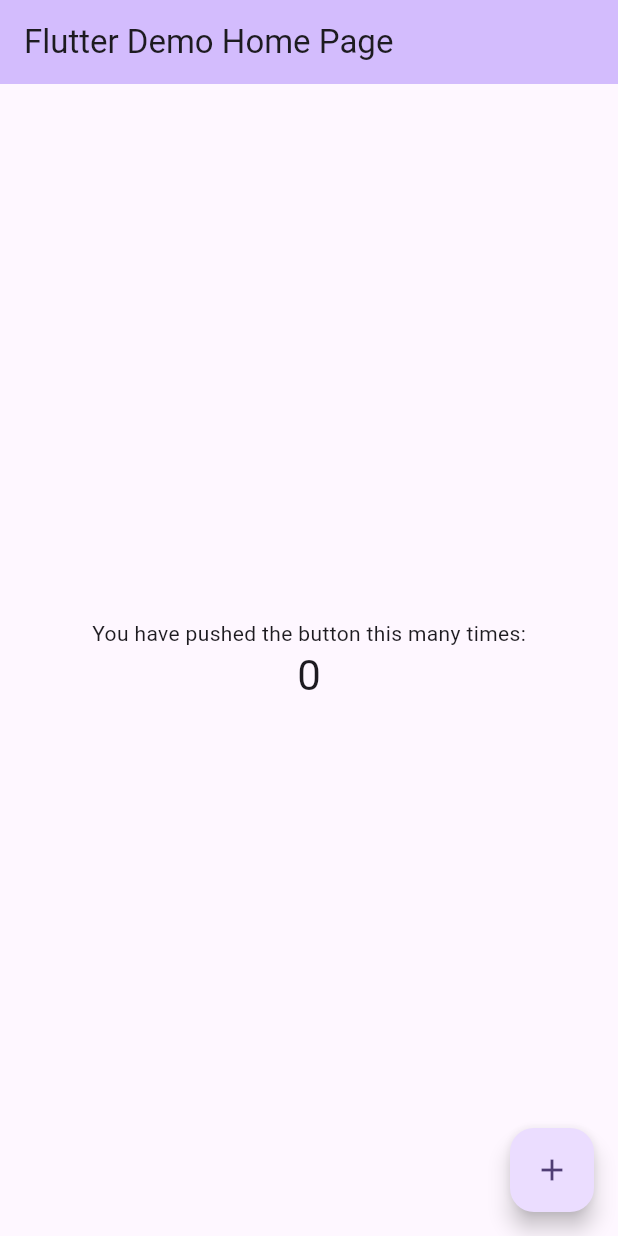
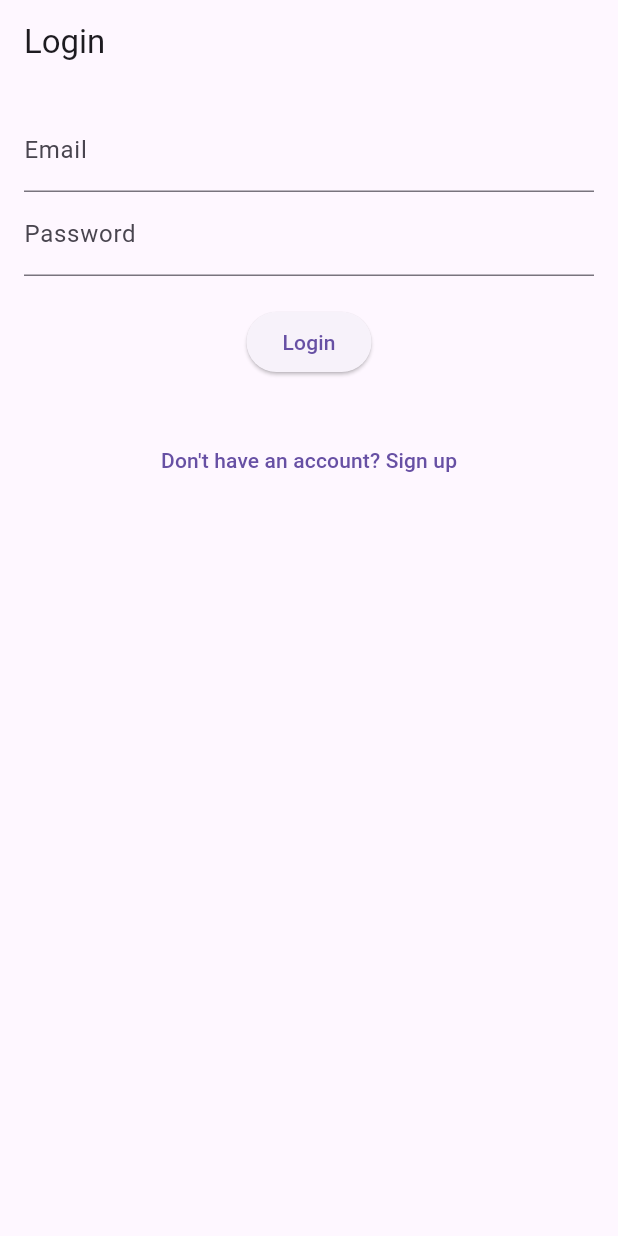
Before and after one commit to Nuhard/HealthNutritionMonitoringApp, a Flutter app: the screen it shows after launch, on a phone screen of 412 x 824 dp. Run offline on Flutter 3.47's test engine with Material 3 defaults, Android fonts, the phone set to English and light mode, and no system bars; our stand-ins replace firebase_auth, firebase_core; accounts and stored records are empty.

Commit message:
login, signup, homescreen and firebase auth setup done

```diff
--- a/lib/main.dart
+++ b/lib/main.dart
@@ -1,122 +1,54 @@
 import 'package:flutter/material.dart';
+import 'screens/login_screen.dart';
+import 'screens/signup_screen.dart';
+import 'screens/home_screen.dart';
+import 'package:firebase_core/firebase_core.dart';
+import 'firebase_options.dart';
 
-void main() {
-  runApp(const MyApp());
+void main() async {
+
+  WidgetsFlutterBinding.ensureInitialized();
+
+  await Firebase.initializeApp(
+
+    options: DefaultFirebaseOptions.currentPlatform,
+
+  );
+
+  runApp(MyApp());
+
 }
 
 class MyApp extends StatelessWidget {
-  const MyApp({super.key});
-
-  // This widget is the root of your application.
-  @override
-  Widget build(BuildContext context) {
-    return MaterialApp(
-      title: 'Flutter Demo',
-      theme: ThemeData(
-        // This is the theme of your application.
-        //
-        // TRY THIS: Try running your application with "flutter run". You'll see
-        // the application has a purple toolbar. Then, without quitting the app,
-        // try changing the seedColor in the colorScheme below to Colors.green
-        // and then invoke "hot reload" (save your changes or press the "hot
-        // reload" button in a Flutter-supported IDE, or press "r" if you used
-        // the command line to start the app).
-        //
-        // Notice that the counter didn't reset back to zero; the application
-        // state is not lost during the reload. To reset the state, use hot
-        // restart instead.
-        //
-        // This works for code too, not just values: Most code changes can be
-        // tested with just a hot reload.
-        colorScheme: ColorScheme.fromSeed(seedColor: Colors.deepPurple),
-      ),
-      home: const MyHomePage(title: 'Flutter Demo Home Page'),
-    );
-  }
-}
-
-class MyHomePage extends StatefulWidget {
-  const MyHomePage({super.key, required this.title});
-
-  // This widget is the home page of your application. It is stateful, meaning
-  // that it has a State object (defined below) that contains fields that affect
-  // how it looks.
-
-  // This class is the configuration for the state. It holds the values (in this
-  // case the title) provided by the parent (in this case the App widget) and
-  // used by the build method of the State. Fields in a Widget subclass are
-  // always marked "final".
-
-  final String title;
 
   @override
-  State<MyHomePage> createState() => _MyHomePageState();
-}
 
-class _MyHomePageState extends State<MyHomePage> {
-  int _counter = 0;
+  Widget build(BuildContext context) {
 
-  void _incrementCounter() {
-    setState(() {
-      // This call to setState tells the Flutter framework that something has
-      // changed in this State, which causes it to rerun the build method below
-      // so that the display can reflect the updated values. If we changed
-      // _counter without calling setState(), then the build method would not be
-      // called again, and so nothing would appear to happen.
-      _counter++;
-    });
+    return MaterialApp(
+
+      title: 'Health & Nutrition App',
+
+      theme: ThemeData(
+
+        primarySwatch: Colors.deepPurple,
+
+      ),
+
+      initialRoute: '/login',
+
+      routes: {
+
+        '/login': (context) => LoginScreen(),
+
+        '/signup': (context) => SignupScreen(),
+
+        '/home': (context) => HomeScreen(),
+
+      },
+
+    );
+
   }
 
-  @override
-  Widget build(BuildContext context) {
-    // This method is rerun every time setState is called, for instance as done
-    // by the _incrementCounter method above.
-    //
-    // The Flutter framework has been optimized to make rerunning build methods
-    // fast, so that you can just rebuild anything that needs updating rather
-    // than having to individually change instances of widgets.
-    return Scaffold(
-      appBar: AppBar(
-        // TRY THIS: Try changing the color here to a specific color (to
-        // Colors.amber, perhaps?) and trigger a hot reload to see the AppBar
-        // change color while the other colors stay the same.
-        backgroundColor: Theme.of(context).colorScheme.inversePrimary,
-        // Here we take the value from the MyHomePage object that was created by
-        // the App.build method, and use it to set our appbar title.
-        title: Text(widget.title),
-      ),
-      body: Center(
-        // Center is a layout widget. It takes a single child and positions it
-        // in the middle of the parent.
-        child: Column(
-          // Column is also a layout widget. It takes a list of children and
-          // arranges them vertically. By default, it sizes itself to fit its
-          // children horizontally, and tries to be as tall as its parent.
-          //
-          // Column has various properties to control how it sizes itself and
-          // how it positions its children. Here we use mainAxisAlignment to
-          // center the children vertically; the main axis here is the vertical
-          // axis because Columns are vertical (the cross axis would be
-          // horizontal).
-          //
-          // TRY THIS: Invoke "debug painting" (choose the "Toggle Debug Paint"
-          // action in the IDE, or press "p" in the console), to see the
-          // wireframe for each widget.
-          mainAxisAlignment: MainAxisAlignment.center,
-          children: <Widget>[
-            const Text('You have pushed the button this many times:'),
-            Text(
-              '$_counter',
-              style: Theme.of(context).textTheme.headlineMedium,
-            ),
-          ],
-        ),
-      ),
-      floatingActionButton: FloatingActionButton(
-        onPressed: _incrementCounter,
-        tooltip: 'Increment',
-        child: const Icon(Icons.add),
-      ), // This trailing comma makes auto-formatting nicer for build methods.
-    );
-  }
 }
--- /dev/null
+++ b/lib/screens/login_screen.dart
@@ -0,0 +1,88 @@
+import 'package:flutter/material.dart';
+import '../services/auth_service.dart';
+
+class LoginScreen extends StatefulWidget {
+  @override
+  _LoginScreenState createState() => _LoginScreenState();
+}
+
+class _LoginScreenState extends State<LoginScreen> {
+  final AuthService _authService = AuthService();
+  final _formKey = GlobalKey<FormState>();
+
+  String _email = '';
+  String _password = '';
+  bool _loading = false;
+  String _errorMessage = '';
+
+  @override
+  Widget build(BuildContext context) {
+    return Scaffold(
+      appBar: AppBar(title: Text('Login')),
+      body: Padding(
+        padding: EdgeInsets.all(16),
+        child: _loading
+            ? Center(child: CircularProgressIndicator())
+            : Form(
+                key: _formKey,
+                child: Column(
+                  children: [
+                    TextFormField(
+                      decoration: InputDecoration(labelText: 'Email'),
+                      keyboardType: TextInputType.emailAddress,
+                      validator: (val) =>
+                          val!.isEmpty ? 'Enter an email' : null,
+                      onChanged: (val) {
+                        setState(() => _email = val);
+                      },
+                    ),
+                    TextFormField(
+                      decoration: InputDecoration(labelText: 'Password'),
+                      obscureText: true,
+                      validator: (val) =>
+                          val!.length < 6 ? 'Password too short' : null,
+                      onChanged: (val) {
+                        setState(() => _password = val);
+                      },
+                    ),
+                    SizedBox(height: 20),
+                    ElevatedButton(
+                      child: Text('Login'),
+                      onPressed: () async {
+                        if (_formKey.currentState!.validate()) {
+                          setState(() {
+                            _loading = true;
+                            _errorMessage = '';
+                          });
+                          var user = await _authService.signIn(_email, _password);
+                          setState(() {
+                            _loading = false;
+                          });
+                          if (user != null) {
+                            Navigator.pushReplacementNamed(context, '/home');
+                          } else {
+                            setState(() {
+                              _errorMessage = 'Failed to login';
+                            });
+                          }
+                        }
+                      },
+                    ),
+                    SizedBox(height: 10),
+                    Text(
+                      _errorMessage,
+                      style: TextStyle(color: Colors.red),
+                    ),
+                    TextButton(
+                      onPressed: () {
+                        Navigator.pushReplacementNamed(context, '/signup');
+                      },
+                      child: Text('Don\'t have an account? Sign up'),
+                    )
+                  ],
+                ),
+              ),
+      ),
+    );
+  }
+}
--- /dev/null
+++ b/lib/services/auth_service.dart
@@ -0,0 +1,59 @@
+import 'package:firebase_auth/firebase_auth.dart';
+
+class AuthService {
+
+  final FirebaseAuth _auth = FirebaseAuth.instance;
+
+  // Signup with email and password
+
+  Future<User?> signUp(String email, String password) async {
+
+    try {
+
+      UserCredential userCred = await _auth.createUserWithEmailAndPassword(
+
+          email: email, password: password);
+
+      return userCred.user;
+
+    } catch (e) {
+
+      print('Signup error: $e');
+
+      return null;
+
+    }
+
+  }
+
+  // Login with email and password
+
+  Future<User?> signIn(String email, String password) async {
+
+    try {
+
+      UserCredential userCred = await _auth.signInWithEmailAndPassword(
+
+          email: email, password: password);
+
+      return userCred.user;
+
+    } catch (e) {
+
+      print('Login error: $e');
+
+      return null;
+
+    }
+
+  }
+
+  // Sign out
+
+  Future<void> signOut() async {
+
+    await _auth.signOut();
+
+  }
+
+}
--- a/pubspec.yaml
+++ b/pubspec.yaml
@@ -34,6 +34,10 @@ dependencies:
   # The following adds the Cupertino Icons font to your application.
   # Use with the CupertinoIcons class for iOS style icons.
   cupertino_icons: ^1.0.8
+  firebase_core: ^4.0.0
+  firebase_auth: ^6.0.0
+  cloud_firestore: ^6.0.0
+  firebase_analytics: ^12.0.0
 
 dev_dependencies:
   flutter_test:
```
Also changed, not shown: lib/screens/home_screen.dart (added, +49 -0 lines), lib/screens/signup_screen.dart (added, +167 -0 lines), pubspec.lock, 3 other files.
